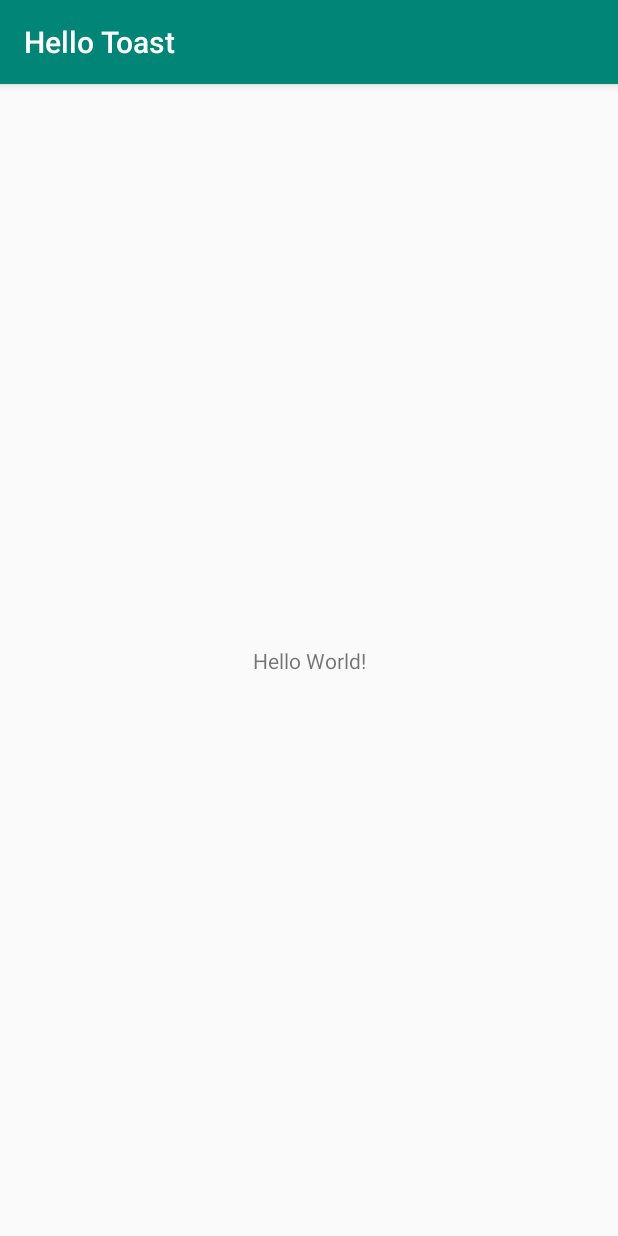
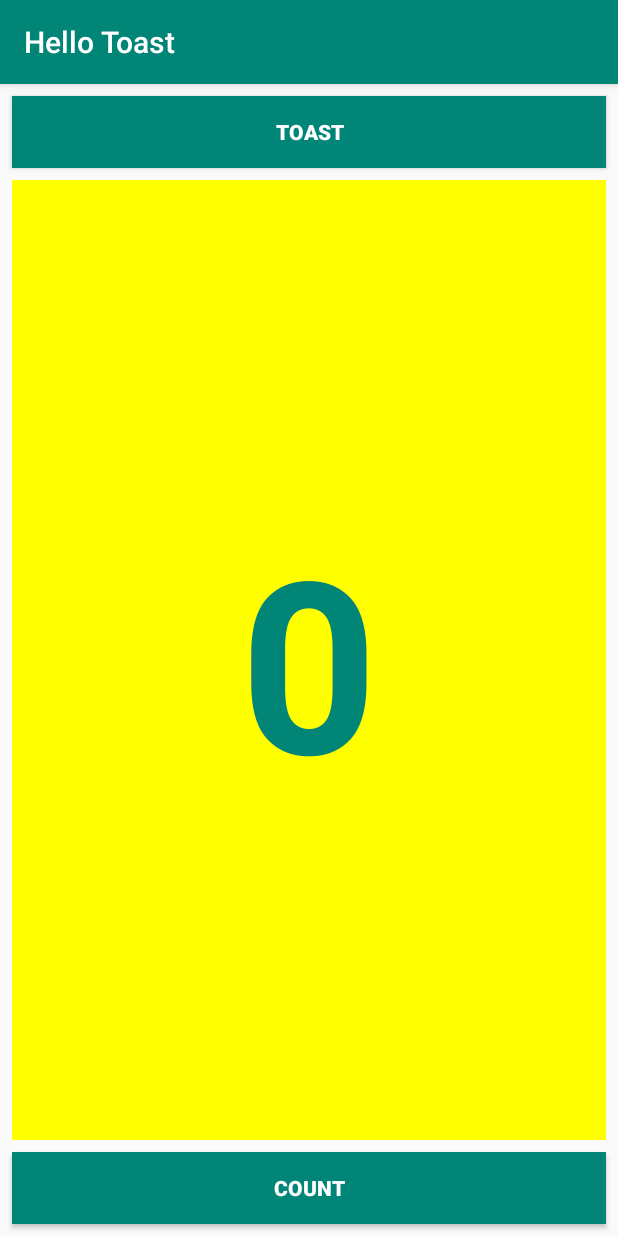
Before and after one commit to koolrik/MADExercises, an Android app: the screen it shows after launch (MainActivity), on a phone screen of 412 x 824 dp. Run offline under Robolectric (Android 15) with nearby library versions, the phone set to English and light mode, and no system bars.

Commit message:
Toast completed.

```diff
--- a/Week1/HelloToast/app/src/main/java/com/example/hellotoast/MainActivity.java
+++ b/Week1/HelloToast/app/src/main/java/com/example/hellotoast/MainActivity.java
@@ -2,6 +2,8 @@ package com.example.hellotoast;
 
 import android.support.v7.app.AppCompatActivity;
 import android.os.Bundle;
+import android.view.View;
+import android.widget.Toast;
 
 public class MainActivity extends AppCompatActivity {
 
@@ -10,4 +12,14 @@ public class MainActivity extends AppCompatActivity {
         super.onCreate(savedInstanceState);
         setContentView(R.layout.activity_main);
     }
+
+    public void showToast(View view) {
+        Toast toast = Toast.makeText(this, R.string.toast_message,
+                Toast.LENGTH_SHORT);
+        toast.show();
+    }
+
+    public void countUp(View view) {
+
+    }
 }
--- a/Week1/HelloToast/app/src/main/res/layout/activity_main.xml
+++ b/Week1/HelloToast/app/src/main/res/layout/activity_main.xml
@@ -6,13 +6,59 @@
     android:layout_height="match_parent"
     tools:context=".MainActivity">
 
+    <Button
+        android:id="@+id/button_toast"
+        android:layout_width="0dp"
+        android:layout_height="wrap_content"
+        android:layout_marginStart="8dp"
+        android:layout_marginLeft="8dp"
+        android:layout_marginTop="8dp"
+        android:layout_marginEnd="8dp"
+        android:layout_marginRight="8dp"
+        android:background="@color/colorPrimary"
+        android:text="@string/button_label_toast"
+        android:textColor="@android:color/white"
+        android:textStyle="bold"
+        app:layout_constraintEnd_toEndOf="parent"
+        app:layout_constraintStart_toStartOf="parent"
+        app:layout_constraintTop_toTopOf="parent"
+        android:onClick="showToast" />
+
+    <Button
+        android:id="@+id/button_count"
+        android:layout_width="0dp"
+        android:layout_height="wrap_content"
+        android:layout_marginStart="8dp"
+        android:layout_marginLeft="8dp"
+        android:layout_marginEnd="8dp"
+        android:layout_marginRight="8dp"
+        android:layout_marginBottom="8dp"
+        android:background="@color/colorPrimary"
+        android:text="@string/button_label_count"
+        android:textColor="@android:color/white"
+        android:textStyle="bold"
+        app:layout_constraintBottom_toBottomOf="parent"
+        app:layout_constraintEnd_toEndOf="parent"
+        app:layout_constraintStart_toStartOf="parent"
+        android:onClick="countUp" />
+
     <TextView
-        android:layout_width="wrap_content"
-        android:layout_height="wrap_content"
-        android:text="Hello World!"
-        app:layout_constraintBottom_toBottomOf="parent"
+        android:id="@+id/show_count"
+        android:layout_width="0dp"
+        android:layout_height="0dp"
+        android:layout_marginLeft="8dp"
+        android:layout_marginTop="8dp"
+        android:layout_marginRight="8dp"
+        android:layout_marginBottom="8dp"
+        android:background="#FFFF00"
+        android:gravity="center"
+        android:text="@string/count_initial_value"
+        android:textColor="@color/colorPrimary"
+        android:textSize="160sp"
+        android:textStyle="bold"
+        app:layout_constraintBottom_toTopOf="@+id/button_count"
         app:layout_constraintLeft_toLeftOf="parent"
         app:layout_constraintRight_toRightOf="parent"
-        app:layout_constraintTop_toTopOf="parent" />
+        app:layout_constraintTop_toBottomOf="@+id/button_toast" />
 
 </android.support.constraint.ConstraintLayout>
--- a/Week1/HelloToast/app/src/main/res/values/strings.xml
+++ b/Week1/HelloToast/app/src/main/res/values/strings.xml
@@ -1,3 +1,7 @@
 <resources>
     <string name="app_name">Hello Toast</string>
+    <string name="button_label_toast">Toast</string>
+    <string name="button_label_count">Count</string>
+    <string name="count_initial_value">0</string>
+    <string name="toast_message">Hello Toast!</string>
 </resources>
```
